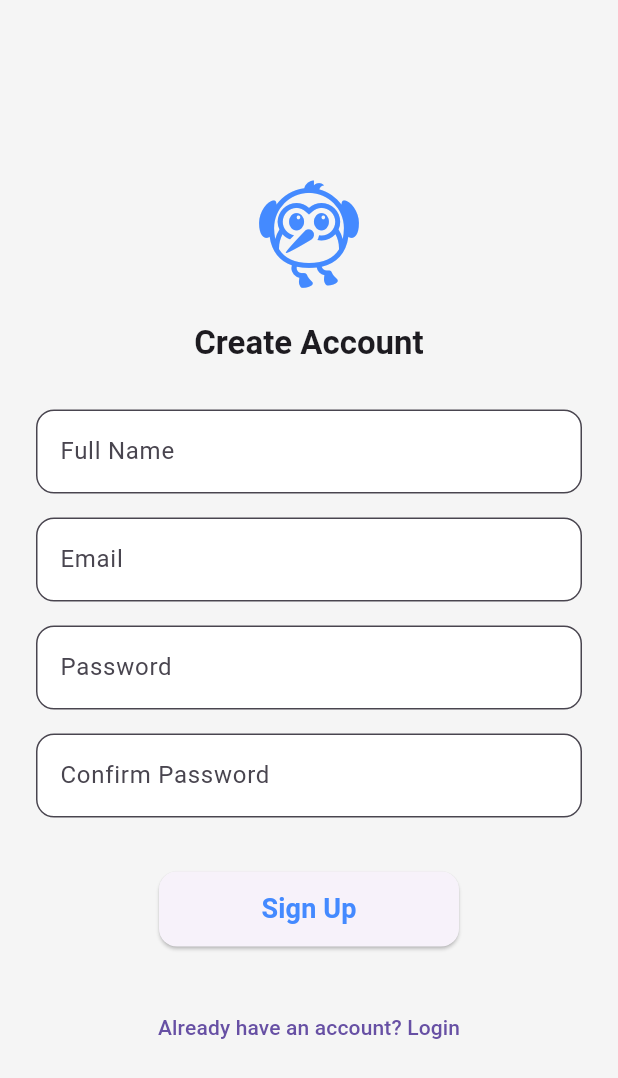
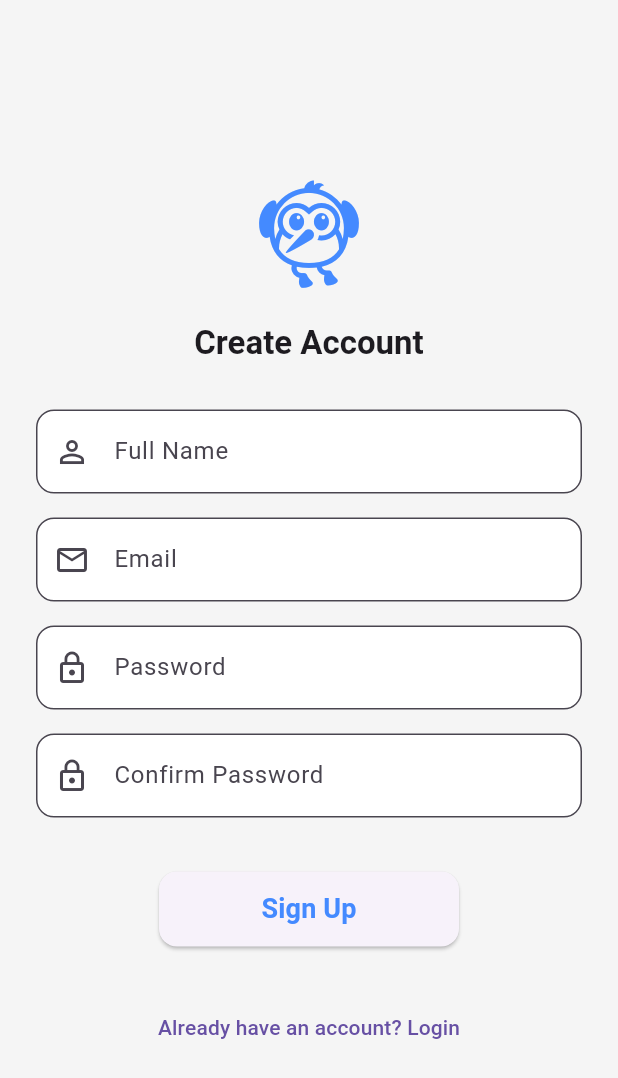
Before and after one commit to jaysonbutawan/appdev, a Flutter app: the SignUpScreen screen opened directly, on a phone screen of 412 x 824 dp. Shown: the top 1078 px of the screen. Run offline on Flutter 3.47's test engine with Material 3 defaults, Android fonts, the phone set to English and light mode, and no system bars; our stand-ins replace firebase_auth, firebase_core, get; accounts and stored records are empty.

Commit message:
Improve error handling and UI feedback in auth screens
Added try-catch for AuthProvider lookup in LoginScreen to prevent crashes when provider is missing. Added debugPrint statements for button presses to aid debugging. Updated SignupScreen input fields to include relevant prefix icons for better UX. Removed unnecessary print statement from AuthProvider logout method.

```diff
--- a/lib/presentation/pages/screens/signup_screen.dart
+++ b/lib/presentation/pages/screens/signup_screen.dart
@@ -65,14 +65,18 @@ class _SignUpScreenState extends State<SignUpScreen> {
                 const SizedBox(height: 30),
                 TextFormField(
                   controller: fullName,
-                  decoration: const InputDecoration(labelText: "Full Name"),
+                  decoration: const InputDecoration(labelText: "Full Name",
+                  prefixIcon: Icon( Icons.person_outline),
+                  ),
                   validator: (value) =>
                       value!.isEmpty ? "Enter your full name" : null,
                 ),
                 const SizedBox(height: 16),
                 TextFormField(
                   controller: email,
-                  decoration: const InputDecoration(labelText: "Email"),
+                  decoration: const InputDecoration(labelText: "Email",
+                  prefixIcon: Icon( Icons.email_outlined),
+                  ),
                   validator: (value) =>
                       value!.isEmpty ? "Enter your email" : null,
                   keyboardType: TextInputType.emailAddress,
@@ -80,7 +84,9 @@ class _SignUpScreenState extends State<SignUpScreen> {
                 const SizedBox(height: 16),
                 TextFormField(
                   controller: password,
-                  decoration: const InputDecoration(labelText: "Password"),
+                  decoration: const InputDecoration(labelText: "Password",
+                  prefixIcon: Icon( Icons.lock_outline),
+                  ),
                   obscureText: true,
                   validator: (value) {
                     if (value!.isEmpty) {
@@ -94,7 +100,9 @@ class _SignUpScreenState extends State<SignUpScreen> {
                 const SizedBox(height: 16),
                 TextFormField(
                   controller: confirmPassword,
-                  decoration: const InputDecoration(labelText: "Confirm Password"),
+                  decoration: const InputDecoration(labelText: "Confirm Password",
+                  prefixIcon: Icon( Icons.lock_outline),
+                  ),
                   obscureText: true,
                   validator: (value) =>
                       value!.isEmpty ? "Confirm your password" : null,
--- a/lib/presentation/state/providers/auth_provider.dart
+++ b/lib/presentation/state/providers/auth_provider.dart
@@ -50,7 +50,6 @@ class AuthProvider extends ChangeNotifier {
   Future<void> logout() async {
     await FirebaseAuth.instance.signOut();
     Get.offAll(() => const Wrapper());
-    print("User signed out");
     notifyListeners();
   }
 
```
Also changed, not shown: lib/presentation/pages/screens/login_screen.dart (+11 -4 lines).
